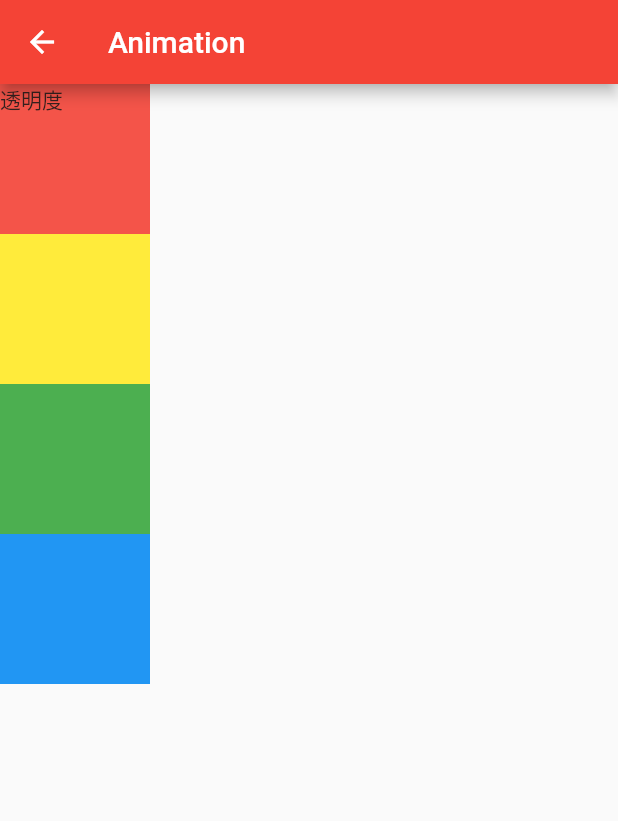
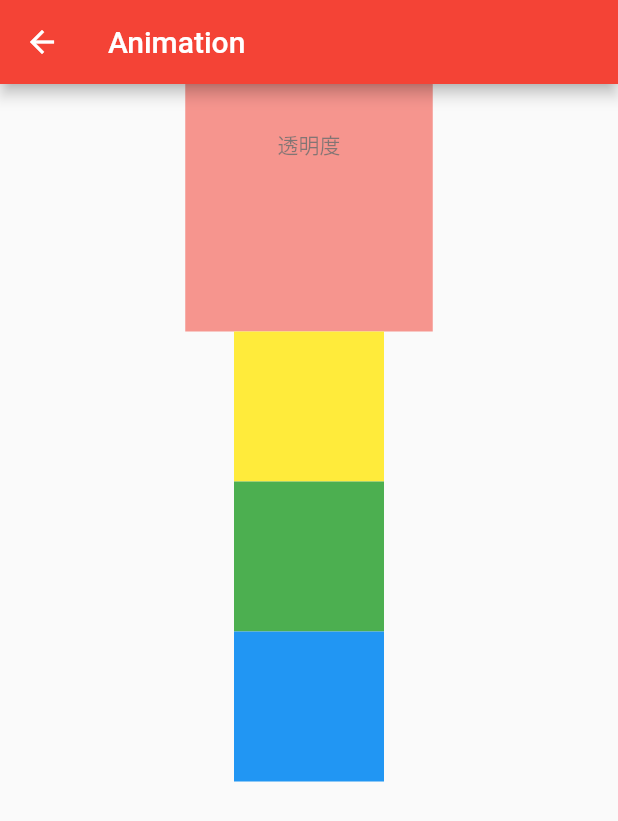
Before and after one commit to caihua/cai_flutter_demo, a Flutter app: the screen it shows after launch, after a tap on "Animation", on a phone screen of 412 x 824 dp. Shown: the top 821 px of the screen. Run offline on Flutter 3.47's test engine with Material 2 defaults, Android fonts, the phone set to English and light mode, and no system bars.

Commit message:
添加动画

```diff
--- a/lib/cai/CaiAnimation.dart
+++ b/lib/cai/CaiAnimation.dart
@@ -1,5 +1,7 @@
 import 'package:flutter/material.dart';
 import 'package:flutter/services.dart';
+import 'package:flutter/animation.dart';
+import 'dart:math';
 
 // var a =  RawKeyboardListener();
 
@@ -8,18 +10,77 @@ class CaiAnimation extends StatefulWidget {
   _CaiAnimationState createState() => _CaiAnimationState();
 }
 
-class _CaiAnimationState extends State<CaiAnimation> {
+//mixin
+class _CaiAnimationState extends State<CaiAnimation>
+    with SingleTickerProviderStateMixin {
+  Animation<double> animationSize;
+  Animation<double> animationOpacity;
+  Animation<double> animationX;
+  AnimationController controller;
+  Animation<double> rotateAnimation;
+  // final CurvedAnimation curve = CurvedAnimation(
+  //   parent: c,
+  //   curve: Curves.easeIn
+  // )
+  @override
+  void dispose() {
+    controller.dispose();
+    super.dispose();
+  }
+
+  @override
+  void initState() {
+    super.initState();
+
+    controller = AnimationController(
+        duration: Duration(milliseconds: 2000), vsync: this);
+
+    animationSize = Tween(begin: 0.0, end: 300.0).animate(controller)
+      ..addListener(() {
+        setState(() {});
+      });
+    animationX = Tween(begin: 0.0, end: 300.0).animate(controller)
+      ..addListener(() {
+        setState(() {});
+      });
+
+    animationOpacity = Tween(begin: 0.0, end: 1.0).animate(controller)
+      ..addListener(() {
+        setState(() {});
+      })
+      ..addStatusListener((status) {
+        print("$status");
+        if (status == AnimationStatus.completed) {
+          controller.reverse();
+        } else if (status == AnimationStatus.dismissed) {
+          controller.forward();
+        }
+      });
+
+    controller.forward();
+
+    rotateAnimation = Tween(begin: 0.0, end: pi * 2).animate(CurvedAnimation(
+      parent: controller,
+      curve: Interval(0.0, 0.2, curve: Curves.easeInOut),
+    ));
+  }
+
   @override
   Widget build(BuildContext context) {
-    return Column(
+    return Center(
+      child: Column(
         children: <Widget>[
           Opacity(
-          opacity: 0.9,
+            opacity: animationOpacity.value,
             child: Container(
-            width: 100,
-            height: 100,
+              width: animationSize.value,
+              height: animationSize.value,
+              padding: EdgeInsets.all(30),
               color: Colors.red,
-            child: Text("透明度"),
+              child: Text(
+                "透明度",
+                textAlign: TextAlign.center,
+              ),
             ),
           ),
           Container(
@@ -38,6 +99,7 @@ class _CaiAnimationState extends State<CaiAnimation> {
             color: Colors.blue,
           ),
         ],
+      ),
     );
   }
 }
--- a/lib/main.dart
+++ b/lib/main.dart
@@ -8,6 +8,7 @@ import 'cai/CaiPage.dart';
 import 'cai/CaiNavigator.dart';
 import 'model/CaiDartTest.dart';
 import 'cai/CaiAnimation.dart';
+import 'cai/CaiAnimationWidget.dart';
 
 void main() {
   // debugPaintSizeEnabled = true;
@@ -190,6 +191,40 @@ class _MyHomePageState extends State<MyHomePage> {
                 })).then((Object data) {});
               },
             ),
+            Hero(
+              tag: "Animation2",
+              child: FlatButton(
+                color: Colors.blue,
+                child: Text("Animation2"),
+                onPressed: () {
+                  navButtonTitleCount++;
+                  Navigator.push(context, MaterialPageRoute(builder: (context) {
+                    return Scaffold(
+                      appBar: AppBar(
+                        title: Text("Animation"),
+                      ),
+                      body: CaiAnimationRoute(),
+                    );
+                  })
+                      // PageRouteBuilder(
+                      //     transitionDuration: Duration(microseconds: 500),
+                      //     pageBuilder: (BuildContext context,
+                      //         Animation animation,
+                      //         Animation secondaryAnimation) {
+                      //       return FadeTransition(
+                      //         opacity: animation,
+                      //         child: Scaffold(
+                      //           appBar: AppBar(
+                      //             title: Text("Animation2"),
+                      //           ),
+                      //           body: CaiAnimationRoute(),
+                      //         ),
+                      //       );
+                      //     }
+                      ).then((Object data) {});
+                },
+              ),
+            ),
             Text(
               'You have pushed the button this many times:',
             ),
@@ -214,7 +249,7 @@ class _MyHomePageState extends State<MyHomePage> {
       child: Text("Nav  $this $navButtonTitleCount"),
       onPressed: () {
         //这里如果不是点击按钮返回的（有回传），而是右滑动返回的，就没有值喽
-        if(navButtonTitleCount == null){
+        if (navButtonTitleCount == null) {
           navButtonTitleCount = 1;
         }
         navButtonTitleCount++;
--- a/lib/model/CaiDartTest.dart
+++ b/lib/model/CaiDartTest.dart
@@ -3,7 +3,7 @@ import 'CaiUser.dart';
 
 
 caiTest(){
-  // test1();
+  test1();
 }
 
 test1(){
@@ -14,6 +14,32 @@ test1(){
   printU1U2(u1, u2);
   u2.name = "u2 name2";
   printU1U2(u1, u2);
+
+  //值拷贝
+  var s1 = "s1";
+  var s2 = s1;
+  s2 = "s2";
+  print("$s1 $s2");
+
+  var sb1 = StringBuffer();
+  sb1.write("sb1");
+  var sb2 = sb1;
+  sb2.write("sb2");
+  print("$sb1  $sb2");
+
+  List xl = List(3);
+  xl[0]=1;
+  xl[1]=2;
+  // xl.add(1);
+  // xl.add(2);
+  // xl.add(3);
+  // xl.add(4);
+  print("$xl");
+
+  Map mx = Map();
+  mx["x"] = 1;
+  print("$mx");
+
 }
 
 void printU1U2(CaiUser u1, CaiUser u2) {
```
Also changed, not shown: lib/cai/CaiAnimationWidget.dart (added, +168 -0 lines), lib/cai/CaiScroll.dart (added). Lines whose indentation alone changed are shown as unchanged.
